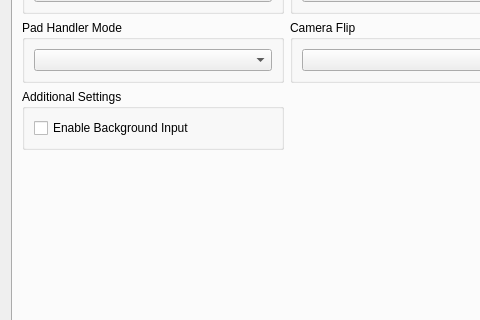
RPCS3/rpcs3, file rpcs3/rpcs3qt/settings_dialog.ui: the form before one commit; both pictures show x 0 to 480 and y 233 to 553 of the 856 by 688 pixel window.
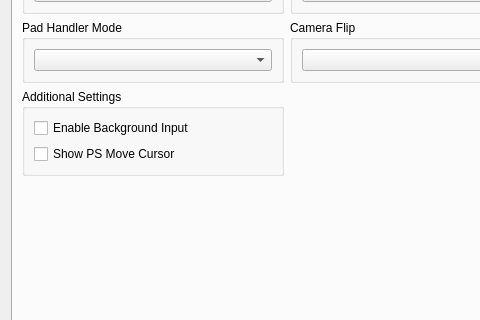
The form after the commit. The open tabs and pages were chosen to show the change. Icons and pictures are not drawn.

Commit message: cellGem/overlays: show cursor if necessary

```diff
--- a/rpcs3/rpcs3qt/settings_dialog.ui
+++ b/rpcs3/rpcs3qt/settings_dialog.ui
@@ -1685,6 +1685,13 @@
                </property>
               </widget>
              </item>
+             <item>
+              <widget class="QCheckBox" name="showMoveCursorBox">
+               <property name="text">
+                <string>Show PS Move Cursor</string>
+               </property>
+              </widget>
+             </item>
             </layout>
            </widget>
           </item>
```
The commit also changes 12 other files.
